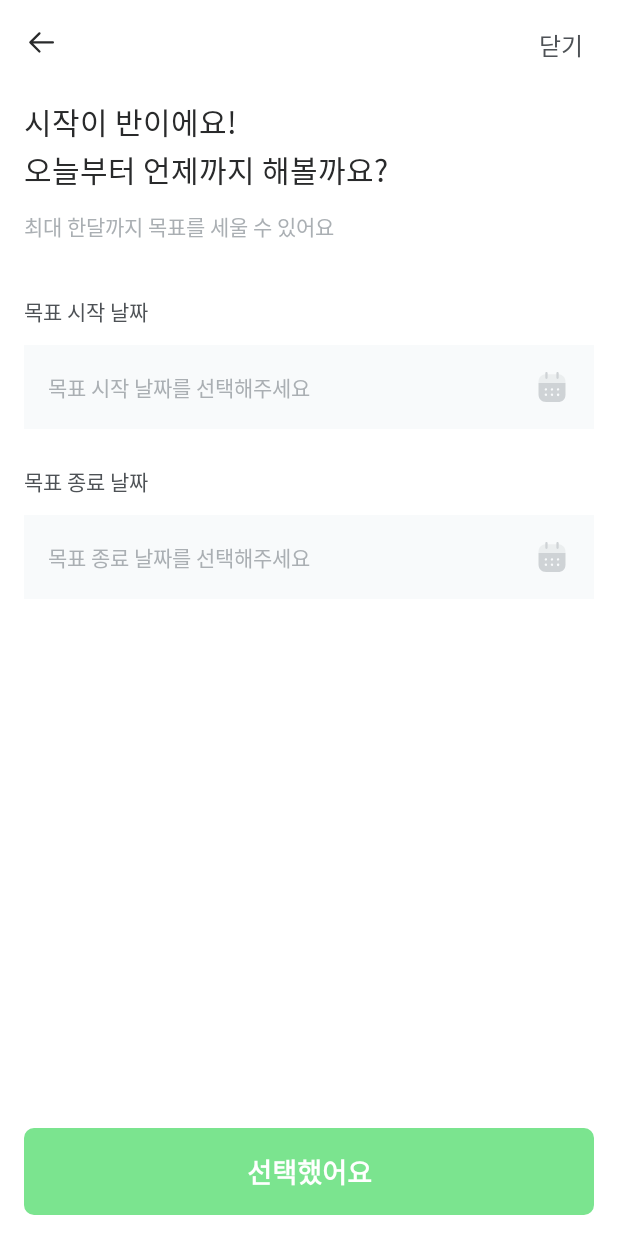
After one commit to TeamPOME/POME-Android, an Android app: the GoalDateActivity screen opened directly, with no data from a screen before it, on a phone screen of 412 x 824 dp. The commit adds this screen. Run offline under Robolectric (Android 15) with nearby library versions, the phone set to English and light mode, and no system bars.

Commit message:
[layout/#25] 목표 날짜 추가 뷰 UI 구현

```diff
--- a/app/src/main/AndroidManifest.xml
+++ b/app/src/main/AndroidManifest.xml
@@ -15,9 +15,11 @@
         android:supportsRtl="false"
         android:theme="@style/Theme.PomeAndroid">
         <activity
+            android:name=".presentation.record.GoalDateActivity"
+            android:exported="false" />
+        <activity
             android:name=".presentation.record.RecordLookBackActivity"
-            android:exported="false" >
-        </activity>
+            android:exported="false" />
         <activity
             android:name=".presentation.login.SignUpActivity"
             android:exported="false" />
--- /dev/null
+++ b/app/src/main/java/com/teampome/pome/presentation/record/GoalDateActivity.kt
@@ -0,0 +1,12 @@
+package com.teampome.pome.presentation.record
+
+import androidx.appcompat.app.AppCompatActivity
+import android.os.Bundle
+import com.teampome.pome.R
+
+class GoalDateActivity : AppCompatActivity() {
+    override fun onCreate(savedInstanceState: Bundle?) {
+        super.onCreate(savedInstanceState)
+        setContentView(R.layout.activity_goal_date)
+    }
+}
--- /dev/null
+++ b/app/src/main/res/drawable/ic_calendar.xml
@@ -0,0 +1,16 @@
+<vector xmlns:android="http://schemas.android.com/apk/res/android"
+    android:width="24dp"
+    android:height="24dp"
+    android:viewportWidth="24"
+    android:viewportHeight="24">
+  <path
+      android:pathData="M3,16.87L3,9.257h18v7.674C21,20.07 19.024,22 15.863,22L8.127,22C4.996,22 3,20.03 3,16.87zM7.96,14.41a0.822,0.822 0,0 1,-0.85 -0.8c0,-0.46 0.355,-0.84 0.81,-0.86 0.444,0 0.81,0.35 0.82,0.8a0.822,0.822 0,0 1,-0.78 0.86zM12.02,14.41a0.822,0.822 0,0 1,-0.85 -0.8c0,-0.46 0.356,-0.84 0.81,-0.86 0.445,0 0.81,0.35 0.82,0.8a0.822,0.822 0,0 1,-0.78 0.86zM16.05,18.09a0.847,0.847 0,0 1,-0.82 -0.85,0.831 0.831,0 0,1 0.81,-0.85h0.01c0.465,0 0.84,0.38 0.84,0.85s-0.375,0.85 -0.84,0.85zM11.17,17.24c0.02,0.46 0.395,0.82 0.85,0.8a0.821,0.821 0,0 0,0.78 -0.86,0.817 0.817,0 0,0 -0.82,-0.8 0.855,0.855 0,0 0,-0.81 0.86zM7.1,17.24c0.02,0.46 0.395,0.82 0.85,0.8a0.821,0.821 0,0 0,0.78 -0.86,0.817 0.817,0 0,0 -0.82,-0.8 0.855,0.855 0,0 0,-0.81 0.86zM15.24,13.6c0,-0.46 0.356,-0.83 0.81,-0.84 0.445,0 0.8,0.36 0.82,0.8a0.82,0.82 0,0 1,-0.79 0.85,0.814 0.814,0 0,1 -0.84,-0.8v-0.01z"
+      android:fillColor="#CFD3D6"
+      android:fillType="evenOdd"/>
+  <path
+      android:pathData="M3.003,9.257c0.013,-0.587 0.062,-1.752 0.155,-2.127 0.474,-2.11 2.085,-3.45 4.386,-3.64h8.912c2.282,0.2 3.912,1.55 4.386,3.64 0.092,0.365 0.141,1.539 0.154,2.127H3.003z"
+      android:fillColor="#EBEEEF"/>
+  <path
+      android:pathData="M8.305,6.59c0.434,0 0.76,-0.329 0.76,-0.77V2.771A0.748,0.748 0,0 0,8.305 2c-0.435,0 -0.761,0.33 -0.761,0.771V5.82c0,0.441 0.326,0.77 0.76,0.77zM15.695,6.59c0.425,0 0.761,-0.329 0.761,-0.77V2.771a0.754,0.754 0,0 0,-0.76 -0.771c-0.435,0 -0.761,0.33 -0.761,0.771V5.82c0,0.441 0.326,0.77 0.76,0.77z"
+      android:fillColor="#CFD3D6"/>
+</vector>
--- /dev/null
+++ b/app/src/main/res/layout/activity_goal_date.xml
@@ -0,0 +1,192 @@
+<?xml version="1.0" encoding="utf-8"?>
+<androidx.constraintlayout.widget.ConstraintLayout xmlns:android="http://schemas.android.com/apk/res/android"
+    xmlns:app="http://schemas.android.com/apk/res-auto"
+    xmlns:tools="http://schemas.android.com/tools"
+    android:layout_width="match_parent"
+    android:layout_height="match_parent"
+    android:paddingHorizontal="16dp"
+    tools:context=".presentation.record.GoalDateActivity">
+
+    <ImageButton
+        android:id="@+id/btn_back"
+        android:layout_width="wrap_content"
+        android:layout_height="wrap_content"
+        android:layout_marginTop="16dp"
+        android:background="@null"
+        android:src="@drawable/ic_back"
+        app:layout_constraintStart_toStartOf="parent"
+        app:layout_constraintTop_toTopOf="parent" />
+
+    <TextView
+        android:id="@+id/btn_close"
+        style="@style/PomeM16"
+        android:layout_width="wrap_content"
+        android:layout_height="wrap_content"
+        android:layout_marginTop="18dp"
+        android:layout_marginEnd="7dp"
+        android:text="닫기"
+        android:textColor="@color/pome_grey_7"
+        app:layout_constraintEnd_toEndOf="parent"
+        app:layout_constraintTop_toTopOf="parent" />
+
+    <TextView
+        android:id="@+id/tv_when"
+        style="@style/PomeSb20"
+        android:layout_width="wrap_content"
+        android:layout_height="wrap_content"
+        android:layout_marginTop="26dp"
+        android:lineSpacingExtra="2dp"
+        android:text="시작이 반이에요!\n오늘부터 언제까지 해볼까요?"
+        android:textColor="@color/pome_grey_9"
+        app:layout_constraintStart_toStartOf="parent"
+        app:layout_constraintTop_toBottomOf="@id/btn_back" />
+
+    <TextView
+        android:id="@+id/tv_onemonth"
+        style="@style/PomeM14"
+        android:layout_width="wrap_content"
+        android:layout_height="wrap_content"
+        android:layout_marginTop="12dp"
+        android:text="최대 한달까지 목표를 세울 수 있어요"
+        android:textColor="@color/pome_grey_5"
+        app:layout_constraintStart_toStartOf="parent"
+        app:layout_constraintTop_toBottomOf="@+id/tv_when" />
+
+    <TextView
+        android:id="@+id/tv_goalstart"
+        style="@style/PomeSb14"
+        android:layout_width="wrap_content"
+        android:layout_height="wrap_content"
+        android:layout_marginTop="35dp"
+        android:text="목표 시작 날짜"
+        android:textColor="@color/pome_grey_7"
+        app:layout_constraintStart_toStartOf="parent"
+        app:layout_constraintTop_toBottomOf="@id/tv_onemonth" />
+
+    <androidx.constraintlayout.widget.ConstraintLayout
+        android:id="@+id/cl_goalstartdate"
+        android:layout_width="match_parent"
+        android:layout_height="wrap_content"
+        android:background="@color/pome_grey_0"
+        android:layout_marginTop="12dp"
+        app:layout_constraintTop_toBottomOf="@id/tv_goalstart">
+
+        <TextView
+            android:id="@+id/tv_choicestartdate"
+            style="@style/PomeM14"
+            android:layout_width="wrap_content"
+            android:layout_height="wrap_content"
+            android:layout_marginVertical="17dp"
+            android:layout_marginStart="16dp"
+            android:text="목표 시작 날짜를 선택해주세요"
+            android:textColor="@color/pome_grey_5"
+            app:layout_constraintBottom_toBottomOf="parent"
+            app:layout_constraintStart_toStartOf="parent"
+            app:layout_constraintTop_toTopOf="parent" />
+
+        <TextView
+            android:id="@+id/tv_goalstartdate"
+            style="@style/PomeM14"
+            android:layout_width="wrap_content"
+            android:layout_height="wrap_content"
+            android:layout_marginVertical="17dp"
+            android:layout_marginStart="16dp"
+            android:textColor="@color/pome_grey_9"
+            app:layout_constraintTop_toTopOf="parent"
+            app:layout_constraintBottom_toBottomOf="parent"
+            app:layout_constraintStart_toStartOf="parent"/>
+
+        <ImageButton
+            android:id="@+id/btn_startcalendar"
+            android:layout_width="wrap_content"
+            android:layout_height="wrap_content"
+            android:layout_marginEnd="16dp"
+            android:background="@null"
+            android:src="@drawable/ic_calendar"
+            app:layout_constraintBottom_toBottomOf="parent"
+            app:layout_constraintEnd_toEndOf="parent"
+            app:layout_constraintTop_toTopOf="parent" />
+
+    </androidx.constraintlayout.widget.ConstraintLayout>
+
+    <TextView
+        android:id="@+id/tv_goalend"
+        style="@style/PomeSb14"
+        android:layout_width="wrap_content"
+        android:layout_height="wrap_content"
+        android:layout_marginTop="24dp"
+        android:text="목표 종료 날짜"
+        android:textColor="@color/pome_grey_7"
+        app:layout_constraintStart_toStartOf="parent"
+        app:layout_constraintTop_toBottomOf="@id/cl_goalstartdate" />
+
+    <androidx.constraintlayout.widget.ConstraintLayout
+        android:id="@+id/cl_goalenddate"
+        android:layout_width="match_parent"
+        android:layout_height="wrap_content"
+        android:background="@color/pome_grey_0"
+        android:layout_marginTop="12dp"
+        app:layout_constraintTop_toBottomOf="@id/tv_goalend">
+
+        <TextView
+            android:id="@+id/tv_choiceenddate"
+            style="@style/PomeM14"
+            android:layout_width="wrap_content"
+            android:layout_height="wrap_content"
+            android:layout_marginVertical="17dp"
+            android:layout_marginStart="16dp"
+            android:text="목표 종료 날짜를 선택해주세요"
+            android:textColor="@color/pome_grey_5"
+            app:layout_constraintTop_toTopOf="parent"
+            app:layout_constraintBottom_toBottomOf="parent"
+            app:layout_constraintStart_toStartOf="parent" />
+
+        <TextView
+            android:id="@+id/tv_goalenddate"
+            style="@style/PomeM14"
+            android:layout_width="wrap_content"
+            android:layout_height="wrap_content"
+            android:layout_marginVertical="17dp"
+            android:layout_marginStart="16dp"
+            android:textColor="@color/pome_grey_9"
+            app:layout_constraintTop_toTopOf="parent"
+            app:layout_constraintBottom_toBottomOf="parent"
+            app:layout_constraintStart_toStartOf="parent" />
+
+        <ImageButton
+            android:id="@+id/btn_endcalendar"
+            android:layout_width="wrap_content"
+            android:layout_height="wrap_content"
+            android:src="@drawable/ic_calendar"
+            android:background="@null"
+            android:layout_marginEnd="16dp"
+            app:layout_constraintTop_toTopOf="parent"
+            app:layout_constraintBottom_toBottomOf="parent"
+            app:layout_constraintEnd_toEndOf="parent" />
+
+    </androidx.constraintlayout.widget.ConstraintLayout>
+
+    <androidx.constraintlayout.widget.ConstraintLayout
+        android:id="@+id/cl_choiceate"
+        android:layout_width="match_parent"
+        android:layout_height="wrap_content"
+        android:background="@drawable/rectangle_green_round_6"
+        android:layout_marginBottom="14dp"
+        app:layout_constraintBottom_toBottomOf="parent">
+
+        <TextView
+            android:id="@+id/tv_choicedate"
+            style="@style/PomeB18"
+            android:layout_width="wrap_content"
+            android:layout_height="wrap_content"
+            android:layout_marginVertical="15dp"
+            android:text="선택했어요"
+            android:textColor="@color/pome_white"
+            app:layout_constraintTop_toTopOf="parent"
+            app:layout_constraintBottom_toBottomOf="parent"
+            app:layout_constraintStart_toStartOf="parent"
+            app:layout_constraintEnd_toEndOf="parent"/>
+
+    </androidx.constraintlayout.widget.ConstraintLayout>
+
+</androidx.constraintlayout.widget.ConstraintLayout>
--- a/app/src/main/res/values/strings.xml
+++ b/app/src/main/res/values/strings.xml
@@ -19,7 +19,7 @@
     <!-- TODO: Remove or change this placeholder text -->
     <string name="hello_blank_fragment">Hello blank fragment</string>
 
-<!--    FriendsFragment-->
+    <!--    FriendsFragment-->
     <string name="cheer_friends">친구 응원하기</string>
     <string name="whole_friends">전체</string>
     <string name="empty_friends">아직 추가한 친구가 없어요</string>
```
